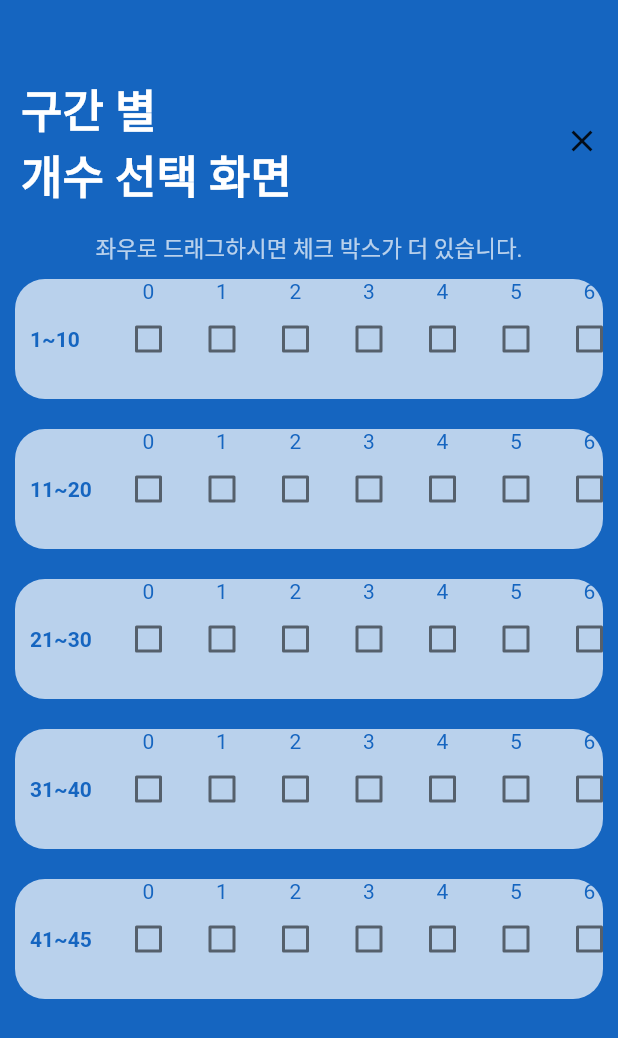
After one commit to imkilwon/for_prize, a Flutter app: the AutoAllNumberBySectionScreen screen opened directly, on a phone screen of 412 x 824 dp. The commit adds this screen. Shown: the top 1038 px of the screen. Run offline on Flutter 3.47's test engine with Material 2 defaults, Android fonts, the phone set to English and light mode, and no system bars; our stand-ins replace shared_preferences; accounts and stored records are empty.

Commit message:
체크박스로 선택하는 기능 완성

```diff
--- /dev/null
+++ b/lib/screens/auto_all_number_by_section_screen.dart
@@ -0,0 +1,146 @@
+import 'package:flutter/material.dart';
+
+class AutoAllNumberBySectionScreen extends StatefulWidget {
+  //모든 숫자에서 구간별 개수 선택하여 추출 스크린
+  const AutoAllNumberBySectionScreen({Key? key}) : super(key: key);
+
+  @override
+  State<AutoAllNumberBySectionScreen> createState() =>
+      _AutoAllNumberBySectionScreenState();
+}
+
+class _AutoAllNumberBySectionScreenState
+    extends State<AutoAllNumberBySectionScreen> {
+  List<String> sectionName = ["1~10", "11~20", "21~30", "31~40", "41~45"];
+  List<List<int>> sectionCnt = [
+    [0, 1, 2, 3, 4, 5, 6],
+    [0, 1, 2, 3, 4, 5, 6],
+    [0, 1, 2, 3, 4, 5, 6],
+    [0, 1, 2, 3, 4, 5, 6],
+    [0, 1, 2, 3, 4, 5, 6]
+  ];
+  bool isVisible = false;
+  List<List<bool>> isChecked = [
+    [false, false, false, false, false, false, false],
+    [false, false, false, false, false, false, false],
+    [false, false, false, false, false, false, false],
+    [false, false, false, false, false, false, false],
+    [false, false, false, false, false, false, false],
+  ];
+
+  @override
+  Widget build(BuildContext context) {
+    return Scaffold(
+      backgroundColor: Colors.blue[800],
+      body: Column(
+        children: [
+          Padding(
+            padding: const EdgeInsets.only(top: 50, left: 14.0, bottom: 4),
+            child: Row(
+              mainAxisAlignment: MainAxisAlignment.spaceBetween,
+              children: [
+                const Text(
+                  "구간 별 \n개수 선택 화면",
+                  style: TextStyle(
+                      fontSize: 30,
+                      color: Colors.white,
+                      fontWeight: FontWeight.bold),
+                ),
+                IconButton(
+                  onPressed: () {
+                    Navigator.pop(context);
+                  },
+                  icon: const Icon(Icons.close),
+                ),
+              ],
+            ),
+          ),
+          Padding(
+            padding: const EdgeInsets.only(top: 12.0),
+            child: Center(
+                child: Text(
+              "좌우로 드래그하시면 체크 박스가 더 있습니다.",
+              style: TextStyle(fontSize: 15, color: Colors.white70),
+            )),
+          ),
+          Expanded(
+            child: ListView.builder(
+                shrinkWrap: true,
+                scrollDirection: Axis.vertical,
+                itemCount: 5,
+                itemBuilder: (context, index_ex) {
+                  return Container(
+                    margin: EdgeInsets.all(10),
+                    height: 80,
+                    decoration: BoxDecoration(
+                      borderRadius: BorderRadius.circular(20),
+                      color: Colors.white70,
+                    ),
+                    child: Row(
+                      children: [
+                        Container(
+                            padding: EdgeInsets.only(left: 10),
+                            width: 65,
+                            child: Text(
+                              sectionName[index_ex],
+                              style: TextStyle(
+                                  color: Colors.blue[800],
+                                  fontWeight: FontWeight.bold),
+                            )),
+                        Expanded(
+                          child: ListView.separated(
+                              separatorBuilder: (context, index) {
+                                return SizedBox(
+                                  width: 1,
+                                );
+                              },
+                              shrinkWrap: true,
+                              itemCount: 7,
+                              scrollDirection: Axis.horizontal,
+                              itemBuilder: (context, index_in) {
+                                return Column(
+                                  children: [
+                                    Text(
+                                      (index_in).toString(),
+                                      style: TextStyle(color: Colors.blue[800]),
+                                    ),
+                                    Checkbox(
+                                      activeColor: Colors.greenAccent,
+                                      value: isChecked[index_ex][index_in],
+                                      onChanged: (bool? value) {
+                                        setState(
+                                          () {
+                                            isChecked[index_ex][index_in] =
+                                                value!;
+                                            if(isChecked[0].contains(true) &&isChecked[1].contains(true) &&isChecked[2].contains(true) &&isChecked[3].contains(true) &&isChecked[4].contains(true)){
+                                              isVisible = true;
+                                            }
+                                            else{
+                                              isVisible = false;
+                                            }
+                                          },
+                                        );
+                                      },
+                                    ),
+                                  ],
+                                );
+                              }),
+                        ),
+                      ],
+                    ),
+                  );
+                }),
+          ),
+        ],
+      ),
+      floatingActionButton: Visibility(
+        child: FloatingActionButton(
+          onPressed: (){
+          },
+          child: Icon(Icons.arrow_forward,size: 40,),
+        ),
+        visible: isVisible,
+      ),
+    );
+  }
+}
--- a/lib/screens/auto_lottery_screen.dart
+++ b/lib/screens/auto_lottery_screen.dart
@@ -1,5 +1,6 @@
 import 'package:flutter/material.dart';
 import 'package:for_prize/main.dart';
+import 'package:for_prize/screens/auto_all_number_by_section_screen.dart';
 import 'package:for_prize/screens/auto_all_number_lottery_screen.dart';
 import 'package:for_prize/screens/auto_select_number_lottery_screen.dart';
 import 'package:for_prize/widgets/function_guide_widget.dart';
@@ -29,7 +30,7 @@ class AutoLotteryScreen extends StatelessWidget {
             SizedBox(height: 50,),
             FunctionGuideWidget(functionName: "전체 숫자 중 추첨", page: AutoAllNumberLotteryScreen()),
             FunctionGuideWidget(functionName: "선택한 숫자 중 추첨", page: AutoSelectNumberLotteryScreen()),
-            FunctionGuideWidget(functionName: "각 구간별 개수 선택 후 추첨", page: ForPrize()),
+            FunctionGuideWidget(functionName: "각 구간별 개수 선택 후 추첨", page: AutoAllNumberBySectionScreen()),
             FunctionGuideWidget(functionName: "숫자 선택 후 구간별 개수 추첨", page: ForPrize()),
             Divider(height: 15,color: Colors.white,),
           ],
--- a/lib/screens/semi_auto_select_number_lottery_screen.dart
+++ b/lib/screens/semi_auto_select_number_lottery_screen.dart
@@ -51,7 +51,7 @@ class _SemiAutoSelectNumberLotteryScreenState
                     mainAxisAlignment: MainAxisAlignment.spaceBetween,
                     children: [
                       const Text(
-                        "숫자 선택하여\n자동으로 \n번호 추첨하기",
+                        "숫자 선택하여\n반자동으로 \n번호 추첨하기",
                         style: TextStyle(
                             fontSize: 30,
                             color: Colors.white,
```
